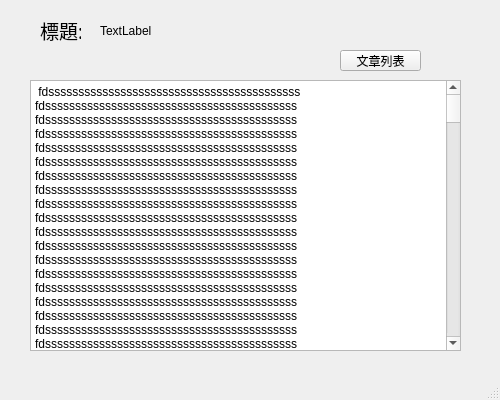
Qt form articleContentUI.ui (jychen0611/SWProject) before a commit.
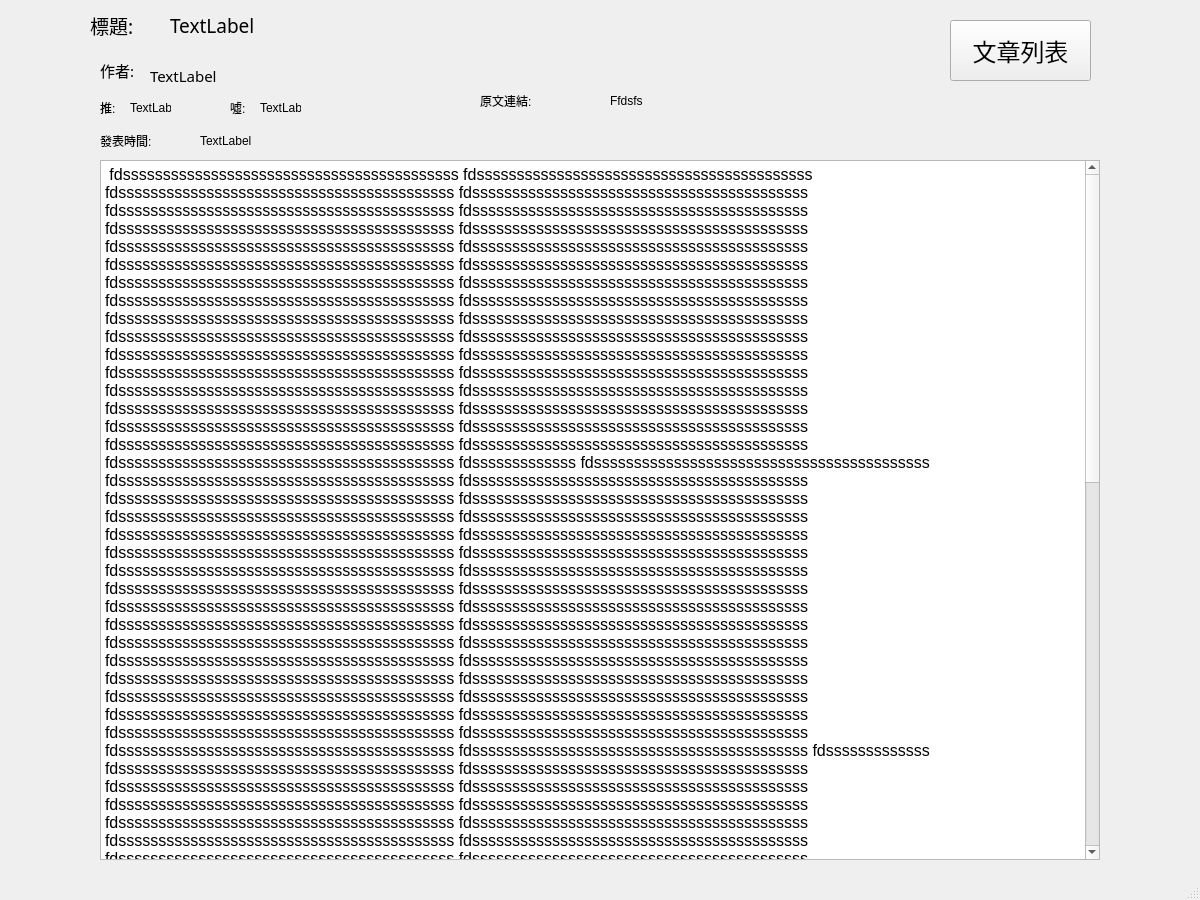
The same form after that commit.

```diff
--- a/articleContentUI.ui
+++ b/articleContentUI.ui
@@ -6,8 +6,8 @@
    <rect>
     <x>0</x>
     <y>0</y>
-    <width>500</width>
-    <height>400</height>
+    <width>1200</width>
+    <height>900</height>
    </rect>
   </property>
   <property name="windowTitle">
@@ -17,10 +17,10 @@
    <widget class="QTextBrowser" name="textBrowser">
     <property name="geometry">
      <rect>
-      <x>30</x>
-      <y>80</y>
-      <width>431</width>
-      <height>271</height>
+      <x>100</x>
+      <y>160</y>
+      <width>1000</width>
+      <height>700</height>
      </rect>
     </property>
     <property name="html">
@@ -28,18 +28,24 @@
 &lt;html&gt;&lt;head&gt;&lt;meta name=&quot;qrichtext&quot; content=&quot;1&quot; /&gt;&lt;style type=&quot;text/css&quot;&gt;
 p, li { white-space: pre-wrap; }
 &lt;/style&gt;&lt;/head&gt;&lt;body style=&quot; font-family:'PMingLiU'; font-size:9pt; font-weight:400; font-style:normal;&quot;&gt;
-&lt;p style=&quot; margin-top:0px; margin-bottom:0px; margin-left:0px; margin-right:0px; -qt-block-indent:0; text-indent:0px;&quot;&gt; fdssssssssssssssssssssssssssssssssssssssssss fdssssssssssssssssssssssssssssssssssssssssss fdssssssssssssssssssssssssssssssssssssssssss fdssssssssssssssssssssssssssssssssssssssssss fdssssssssssssssssssssssssssssssssssssssssss fdssssssssssssssssssssssssssssssssssssssssss fdssssssssssssssssssssssssssssssssssssssssss fdssssssssssssssssssssssssssssssssssssssssss fdssssssssssssssssssssssssssssssssssssssssss fdssssssssssssssssssssssssssssssssssssssssss fdssssssssssssssssssssssssssssssssssssssssss fdssssssssssssssssssssssssssssssssssssssssss fdssssssssssssssssssssssssssssssssssssssssss fdssssssssssssssssssssssssssssssssssssssssss fdssssssssssssssssssssssssssssssssssssssssss fdssssssssssssssssssssssssssssssssssssssssss fdssssssssssssssssssssssssssssssssssssssssss fdssssssssssssssssssssssssssssssssssssssssss fdssssssssssssssssssssssssssssssssssssssssss fdssssssssssssssssssssssssssssssssssssssssss fdssssssssssssssssssssssssssssssssssssssssss fdssssssssssssssssssssssssssssssssssssssssss fdssssssssssssssssssssssssssssssssssssssssss fdssssssssssssssssssssssssssssssssssssssssss fdssssssssssssssssssssssssssssssssssssssssss fdssssssssssssssssssssssssssssssssssssssssss fdssssssssssssssssssssssssssssssssssssssssss fdssssssssssssssssssssssssssssssssssssssssss fdssssssssssssssssssssssssssssssssssssssssss fdssssssssssssssssssssssssssssssssssssssssss fdssssssssssssssssssssssssssssssssssssssssss fdssssssssssssssssssssssssssssssssssssssssss fdssssssssssssssssssssssssssssssssssssssssss fdsssssssssssss fdssssssssssssssssssssssssssssssssssssssssss fdssssssssssssssssssssssssssssssssssssssssss fdssssssssssssssssssssssssssssssssssssssssss fdssssssssssssssssssssssssssssssssssssssssss fdssssssssssssssssssssssssssssssssssssssssss fdssssssssssssssssssssssssssssssssssssssssss fdssssssssssssssssssssssssssssssssssssssssss fdssssssssssssssssssssssssssssssssssssssssss fdssssssssssssssssssssssssssssssssssssssssss fdssssssssssssssssssssssssssssssssssssssssss fdssssssssssssssssssssssssssssssssssssssssss fdssssssssssssssssssssssssssssssssssssssssss fdssssssssssssssssssssssssssssssssssssssssss fdssssssssssssssssssssssssssssssssssssssssss fdssssssssssssssssssssssssssssssssssssssssss fdssssssssssssssssssssssssssssssssssssssssss fdssssssssssssssssssssssssssssssssssssssssss fdssssssssssssssssssssssssssssssssssssssssss fdssssssssssssssssssssssssssssssssssssssssss fdssssssssssssssssssssssssssssssssssssssssss fdssssssssssssssssssssssssssssssssssssssssss fdssssssssssssssssssssssssssssssssssssssssss fdssssssssssssssssssssssssssssssssssssssssss fdssssssssssssssssssssssssssssssssssssssssss fdssssssssssssssssssssssssssssssssssssssssss fdssssssssssssssssssssssssssssssssssssssssss fdssssssssssssssssssssssssssssssssssssssssss fdssssssssssssssssssssssssssssssssssssssssss fdssssssssssssssssssssssssssssssssssssssssss fdssssssssssssssssssssssssssssssssssssssssss fdssssssssssssssssssssssssssssssssssssssssss fdssssssssssssssssssssssssssssssssssssssssss fdssssssssssssssssssssssssssssssssssssssssss fdsssssssssssss fdssssssssssssssssssssssssssssssssssssssssss fdssssssssssssssssssssssssssssssssssssssssss fdssssssssssssssssssssssssssssssssssssssssss fdssssssssssssssssssssssssssssssssssssssssss fdssssssssssssssssssssssssssssssssssssssssss fdssssssssssssssssssssssssssssssssssssssssss fdssssssssssssssssssssssssssssssssssssssssss fdssssssssssssssssssssssssssssssssssssssssss fdssssssssssssssssssssssssssssssssssssssssss fdssssssssssssssssssssssssssssssssssssssssss fdssssssssssssssssssssssssssssssssssssssssss fdssssssssssssssssssssssssssssssssssssssssss fdssssssssssssssssssssssssssssssssssssssssss fdssssssssssssssssssssssssssssssssssssssssss fdssssssssssssssssssssssssssssssssssssssssss fdssssssssssssssssssssssssssssssssssssssssss fdssssssssssssssssssssssssssssssssssssssssss fdssssssssssssssssssssssssssssssssssssssssss fdssssssssssssssssssssssssssssssssssssssssss fdssssssssssssssssssssssssssssssssssssssssss fdssssssssssssssssssssssssssssssssssssssssss fdssssssssssssssssssssssssssssssssssssssssss fdssssssssssssssssssssssssssssssssssssssssss fdssssssssssssssssssssssssssssssssssssssssss fdssssssssssssssssssssssssssssssssssssssssss fdssssssssssssssssssssssssssssssssssssssssss fdssssssssssssssssssssssssssssssssssssssssss fdssssssssssssssssssssssssssssssssssssssssss fdssssssssssssssssssssssssssssssssssssssssss fdssssssssssssssssssssssssssssssssssssssssss fdssssssssssssssssssssssssssssssssssssssssss fdssssssssssssssssssssssssssssssssssssssssss fdssssssssssssssssssssssssssssssssssssssssss fdsssssssssssss fdssssssssssssssssssssssssssssssssssssssssss fdssssssssssssssssssssssssssssssssssssssssss fdssssssssssssssssssssssssssssssssssssssssss fdssssssssssssssssssssssssssssssssssssssssss fdssssssssssssssssssssssssssssssssssssssssss fdssssssssssssssssssssssssssssssssssssssssss fdssssssssssssssssssssssssssssssssssssssssss fdssssssssssssssssssssssssssssssssssssssssss fdssssssssssssssssssssssssssssssssssssssssss fdssssssssssssssssssssssssssssssssssssssssss fdssssssssssssssssssssssssssssssssssssssssss fdssssssssssssssssssssssssssssssssssssssssss fdssssssssssssssssssssssssssssssssssssssssss fdssssssssssssssssssssssssssssssssssssssssss fdssssssssssssssssssssssssssssssssssssssssss fdssssssssssssssssssssssssssssssssssssssssss fdssssssssssssssssssssssssssssssssssssssssss fdssssssssssssssssssssssssssssssssssssssssss fdssssssssssssssssssssssssssssssssssssssssss fdssssssssssssssssssssssssssssssssssssssssss fdssssssssssssssssssssssssssssssssssssssssss fdssssssssssssssssssssssssssssssssssssssssss fdssssssssssssssssssssssssssssssssssssssssss fdssssssssssssssssssssssssssssssssssssssssss fdssssssssssssssssssssssssssssssssssssssssss fdssssssssssssssssssssssssssssssssssssssssss fdssssssssssssssssssssssssssssssssssssssssss fdssssssssssssssssssssssssssssssssssssssssss fdssssssssssssssssssssssssssssssssssssssssss fdssssssssssssssssssssssssssssssssssssssssss fdssssssssssssssssssssssssssssssssssssssssss fdssssssssssssssssssssssssssssssssssssssssss fdssssssssssssssssssssssssssssssssssssssssss fdsssssssssssss fdssssssssssssssssssssssssssssssssssssssssss fdssssssssssssssssssssssssssssssssssssssssss fdssssssssssssssssssssssssssssssssssssssssss fdssssssssssssssssssssssssssssssssssssssssss fdssssssssssssssssssssssssssssssssssssssssss fdssssssssssssssssssssssssssssssssssssssssss fdssssssssssssssssssssssssssssssssssssssssss fdssssssssssssssssssssssssssssssssssssssssss fdssssssssssssssssssssssssssssssssssssssssss fdssssssssssssssssssssssssssssssssssssssssss fdssssssssssssssssssssssssssssssssssssssssss fdssssssssssssssssssssssssssssssssssssssssss fdssssssssssssssssssssssssssssssssssssssssss fdssssssssssssssssssssssssssssssssssssssssss fdssssssssssssssssssssssssssssssssssssssssss fdssssssssssssssssssssssssssssssssssssssssss fdssssssssssssssssssssssssssssssssssssssssss fdssssssssssssssssssssssssssssssssssssssssss fdssssssssssssssssssssssssssssssssssssssssss fdssssssssssssssssssssssssssssssssssssssssss fdssssssssssssssssssssssssssssssssssssssssss fdssssssssssssssssssssssssssssssssssssssssss fdssssssssssssssssssssssssssssssssssssssssss fdssssssssssssssssssssssssssssssssssssssssss fdssssssssssssssssssssssssssssssssssssssssss fdssssssssssssssssssssssssssssssssssssssssss fdssssssssssssssssssssssssssssssssssssssssss fdssssssssssssssssssssssssssssssssssssssssss fdssssssssssssssssssssssssssssssssssssssssss fdssssssssssssssssssssssssssssssssssssssssss fdssssssssssssssssssssssssssssssssssssssssss fdssssssssssssssssssssssssssssssssssssssssss fdssssssssssssssssssssssssssssssssssssssssss fdssssssssssssssssssssssssssssssssssssssssss fdssssssssssssssssssssssssssssssssssssssssss&lt;/p&gt;&lt;/body&gt;&lt;/html&gt;</string>
+&lt;p style=&quot; margin-top:0px; margin-bottom:0px; margin-left:0px; margin-right:0px; -qt-block-indent:0; text-indent:0px;&quot;&gt;&lt;span style=&quot; font-size:12pt;&quot;&gt; fdssssssssssssssssssssssssssssssssssssssssss fdssssssssssssssssssssssssssssssssssssssssss fdssssssssssssssssssssssssssssssssssssssssss fdssssssssssssssssssssssssssssssssssssssssss fdssssssssssssssssssssssssssssssssssssssssss fdssssssssssssssssssssssssssssssssssssssssss fdssssssssssssssssssssssssssssssssssssssssss fdssssssssssssssssssssssssssssssssssssssssss fdssssssssssssssssssssssssssssssssssssssssss fdssssssssssssssssssssssssssssssssssssssssss fdssssssssssssssssssssssssssssssssssssssssss fdssssssssssssssssssssssssssssssssssssssssss fdssssssssssssssssssssssssssssssssssssssssss fdssssssssssssssssssssssssssssssssssssssssss fdssssssssssssssssssssssssssssssssssssssssss fdssssssssssssssssssssssssssssssssssssssssss fdssssssssssssssssssssssssssssssssssssssssss fdssssssssssssssssssssssssssssssssssssssssss fdssssssssssssssssssssssssssssssssssssssssss fdssssssssssssssssssssssssssssssssssssssssss fdssssssssssssssssssssssssssssssssssssssssss fdssssssssssssssssssssssssssssssssssssssssss fdssssssssssssssssssssssssssssssssssssssssss fdssssssssssssssssssssssssssssssssssssssssss fdssssssssssssssssssssssssssssssssssssssssss fdssssssssssssssssssssssssssssssssssssssssss fdssssssssssssssssssssssssssssssssssssssssss fdssssssssssssssssssssssssssssssssssssssssss fdssssssssssssssssssssssssssssssssssssssssss fdssssssssssssssssssssssssssssssssssssssssss fdssssssssssssssssssssssssssssssssssssssssss fdssssssssssssssssssssssssssssssssssssssssss fdssssssssssssssssssssssssssssssssssssssssss fdsssssssssssss fdssssssssssssssssssssssssssssssssssssssssss fdssssssssssssssssssssssssssssssssssssssssss fdssssssssssssssssssssssssssssssssssssssssss fdssssssssssssssssssssssssssssssssssssssssss fdssssssssssssssssssssssssssssssssssssssssss fdssssssssssssssssssssssssssssssssssssssssss fdssssssssssssssssssssssssssssssssssssssssss fdssssssssssssssssssssssssssssssssssssssssss fdssssssssssssssssssssssssssssssssssssssssss fdssssssssssssssssssssssssssssssssssssssssss fdssssssssssssssssssssssssssssssssssssssssss fdssssssssssssssssssssssssssssssssssssssssss fdssssssssssssssssssssssssssssssssssssssssss fdssssssssssssssssssssssssssssssssssssssssss fdssssssssssssssssssssssssssssssssssssssssss fdssssssssssssssssssssssssssssssssssssssssss fdssssssssssssssssssssssssssssssssssssssssss fdssssssssssssssssssssssssssssssssssssssssss fdssssssssssssssssssssssssssssssssssssssssss fdssssssssssssssssssssssssssssssssssssssssss fdssssssssssssssssssssssssssssssssssssssssss fdssssssssssssssssssssssssssssssssssssssssss fdssssssssssssssssssssssssssssssssssssssssss fdssssssssssssssssssssssssssssssssssssssssss fdssssssssssssssssssssssssssssssssssssssssss fdssssssssssssssssssssssssssssssssssssssssss fdssssssssssssssssssssssssssssssssssssssssss fdssssssssssssssssssssssssssssssssssssssssss fdssssssssssssssssssssssssssssssssssssssssss fdssssssssssssssssssssssssssssssssssssssssss fdssssssssssssssssssssssssssssssssssssssssss fdssssssssssssssssssssssssssssssssssssssssss fdssssssssssssssssssssssssssssssssssssssssss fdsssssssssssss fdssssssssssssssssssssssssssssssssssssssssss fdssssssssssssssssssssssssssssssssssssssssss fdssssssssssssssssssssssssssssssssssssssssss fdssssssssssssssssssssssssssssssssssssssssss fdssssssssssssssssssssssssssssssssssssssssss fdssssssssssssssssssssssssssssssssssssssssss fdssssssssssssssssssssssssssssssssssssssssss fdssssssssssssssssssssssssssssssssssssssssss fdssssssssssssssssssssssssssssssssssssssssss fdssssssssssssssssssssssssssssssssssssssssss fdssssssssssssssssssssssssssssssssssssssssss fdssssssssssssssssssssssssssssssssssssssssss fdssssssssssssssssssssssssssssssssssssssssss fdssssssssssssssssssssssssssssssssssssssssss fdssssssssssssssssssssssssssssssssssssssssss fdssssssssssssssssssssssssssssssssssssssssss fdssssssssssssssssssssssssssssssssssssssssss fdssssssssssssssssssssssssssssssssssssssssss fdssssssssssssssssssssssssssssssssssssssssss fdssssssssssssssssssssssssssssssssssssssssss fdssssssssssssssssssssssssssssssssssssssssss fdssssssssssssssssssssssssssssssssssssssssss fdssssssssssssssssssssssssssssssssssssssssss fdssssssssssssssssssssssssssssssssssssssssss fdssssssssssssssssssssssssssssssssssssssssss fdssssssssssssssssssssssssssssssssssssssssss fdssssssssssssssssssssssssssssssssssssssssss fdssssssssssssssssssssssssssssssssssssssssss fdssssssssssssssssssssssssssssssssssssssssss fdssssssssssssssssssssssssssssssssssssssssss fdssssssssssssssssssssssssssssssssssssssssss fdssssssssssssssssssssssssssssssssssssssssss fdssssssssssssssssssssssssssssssssssssssssss fdsssssssssssss fdssssssssssssssssssssssssssssssssssssssssss fdssssssssssssssssssssssssssssssssssssssssss fdssssssssssssssssssssssssssssssssssssssssss fdssssssssssssssssssssssssssssssssssssssssss fdssssssssssssssssssssssssssssssssssssssssss fdssssssssssssssssssssssssssssssssssssssssss fdssssssssssssssssssssssssssssssssssssssssss fdssssssssssssssssssssssssssssssssssssssssss fdssssssssssssssssssssssssssssssssssssssssss fdssssssssssssssssssssssssssssssssssssssssss fdssssssssssssssssssssssssssssssssssssssssss fdssssssssssssssssssssssssssssssssssssssssss fdssssssssssssssssssssssssssssssssssssssssss fdssssssssssssssssssssssssssssssssssssssssss fdssssssssssssssssssssssssssssssssssssssssss fdssssssssssssssssssssssssssssssssssssssssss fdssssssssssssssssssssssssssssssssssssssssss fdssssssssssssssssssssssssssssssssssssssssss fdssssssssssssssssssssssssssssssssssssssssss fdssssssssssssssssssssssssssssssssssssssssss fdssssssssssssssssssssssssssssssssssssssssss fdssssssssssssssssssssssssssssssssssssssssss fdssssssssssssssssssssssssssssssssssssssssss fdssssssssssssssssssssssssssssssssssssssssss fdssssssssssssssssssssssssssssssssssssssssss fdssssssssssssssssssssssssssssssssssssssssss fdssssssssssssssssssssssssssssssssssssssssss fdssssssssssssssssssssssssssssssssssssssssss fdssssssssssssssssssssssssssssssssssssssssss fdssssssssssssssssssssssssssssssssssssssssss fdssssssssssssssssssssssssssssssssssssssssss fdssssssssssssssssssssssssssssssssssssssssss fdssssssssssssssssssssssssssssssssssssssssss fdsssssssssssss fdssssssssssssssssssssssssssssssssssssssssss fdssssssssssssssssssssssssssssssssssssssssss fdssssssssssssssssssssssssssssssssssssssssss fdssssssssssssssssssssssssssssssssssssssssss fdssssssssssssssssssssssssssssssssssssssssss fdssssssssssssssssssssssssssssssssssssssssss fdssssssssssssssssssssssssssssssssssssssssss fdssssssssssssssssssssssssssssssssssssssssss fdssssssssssssssssssssssssssssssssssssssssss fdssssssssssssssssssssssssssssssssssssssssss fdssssssssssssssssssssssssssssssssssssssssss fdssssssssssssssssssssssssssssssssssssssssss fdssssssssssssssssssssssssssssssssssssssssss fdssssssssssssssssssssssssssssssssssssssssss fdssssssssssssssssssssssssssssssssssssssssss fdssssssssssssssssssssssssssssssssssssssssss fdssssssssssssssssssssssssssssssssssssssssss fdssssssssssssssssssssssssssssssssssssssssss fdssssssssssssssssssssssssssssssssssssssssss fdssssssssssssssssssssssssssssssssssssssssss fdssssssssssssssssssssssssssssssssssssssssss fdssssssssssssssssssssssssssssssssssssssssss fdssssssssssssssssssssssssssssssssssssssssss fdssssssssssssssssssssssssssssssssssssssssss fdssssssssssssssssssssssssssssssssssssssssss fdssssssssssssssssssssssssssssssssssssssssss fdssssssssssssssssssssssssssssssssssssssssss fdssssssssssssssssssssssssssssssssssssssssss fdssssssssssssssssssssssssssssssssssssssssss fdssssssssssssssssssssssssssssssssssssssssss fdssssssssssssssssssssssssssssssssssssssssss fdssssssssssssssssssssssssssssssssssssssssss fdssssssssssssssssssssssssssssssssssssssssss fdssssssssssssssssssssssssssssssssssssssssss fdssssssssssssssssssssssssssssssssssssssssss&lt;/span&gt;&lt;/p&gt;&lt;/body&gt;&lt;/html&gt;</string>
     </property>
    </widget>
    <widget class="QPushButton" name="pushButton">
     <property name="geometry">
      <rect>
-      <x>340</x>
-      <y>50</y>
-      <width>81</width>
-      <height>21</height>
+      <x>950</x>
+      <y>20</y>
+      <width>141</width>
+      <height>61</height>
      </rect>
     </property>
+    <property name="font">
+     <font>
+      <family>3ds Light</family>
+      <pointsize>18</pointsize>
+     </font>
+    </property>
     <property name="text">
      <string>文章列表</string>
     </property>
@@ -47,10 +53,10 @@
    <widget class="QLabel" name="label_2">
     <property name="geometry">
      <rect>
-      <x>40</x>
-      <y>20</y>
-      <width>41</width>
-      <height>21</height>
+      <x>90</x>
+      <y>0</y>
+      <width>61</width>
+      <height>51</height>
      </rect>
     </property>
     <property name="font">
@@ -66,16 +72,164 @@
    <widget class="QLabel" name="label_title">
     <property name="geometry">
      <rect>
+      <x>170</x>
+      <y>10</y>
+      <width>691</width>
+      <height>31</height>
+     </rect>
+    </property>
+    <property name="font">
+     <font>
+      <family>3ds Light</family>
+      <pointsize>14</pointsize>
+     </font>
+    </property>
+    <property name="text">
+     <string>TextLabel</string>
+    </property>
+   </widget>
+   <widget class="QLabel" name="label">
+    <property name="geometry">
+     <rect>
       <x>100</x>
-      <y>20</y>
-      <width>181</width>
+      <y>100</y>
+      <width>21</width>
+      <height>16</height>
+     </rect>
+    </property>
+    <property name="text">
+     <string>推:</string>
+    </property>
+   </widget>
+   <widget class="QLabel" name="label_3">
+    <property name="geometry">
+     <rect>
+      <x>230</x>
+      <y>100</y>
+      <width>21</width>
+      <height>16</height>
+     </rect>
+    </property>
+    <property name="text">
+     <string>噓:</string>
+    </property>
+   </widget>
+   <widget class="QLabel" name="label_good">
+    <property name="geometry">
+     <rect>
+      <x>130</x>
+      <y>100</y>
+      <width>41</width>
+      <height>16</height>
+     </rect>
+    </property>
+    <property name="text">
+     <string>TextLabel</string>
+    </property>
+   </widget>
+   <widget class="QLabel" name="label_boo">
+    <property name="geometry">
+     <rect>
+      <x>260</x>
+      <y>100</y>
+      <width>41</width>
+      <height>16</height>
+     </rect>
+    </property>
+    <property name="text">
+     <string>TextLabel</string>
+    </property>
+   </widget>
+   <widget class="QLabel" name="label_4">
+    <property name="geometry">
+     <rect>
+      <x>100</x>
+      <y>60</y>
+      <width>61</width>
       <height>21</height>
      </rect>
     </property>
+    <property name="font">
+     <font>
+      <family>3ds Light</family>
+      <pointsize>11</pointsize>
+     </font>
+    </property>
     <property name="text">
+     <string>作者:</string>
+    </property>
+   </widget>
+   <widget class="QLabel" name="label_author">
+    <property name="geometry">
+     <rect>
+      <x>150</x>
+      <y>60</y>
+      <width>261</width>
+      <height>31</height>
+     </rect>
+    </property>
+    <property name="font">
+     <font>
+      <family>3ds Light</family>
+      <pointsize>11</pointsize>
+     </font>
+    </property>
+    <property name="text">
      <string>TextLabel</string>
     </property>
    </widget>
+   <widget class="QLabel" name="label_7">
+    <property name="geometry">
+     <rect>
+      <x>100</x>
+      <y>130</y>
+      <width>71</width>
+      <height>21</height>
+     </rect>
+    </property>
+    <property name="text">
+     <string>發表時間:</string>
+    </property>
+   </widget>
+   <widget class="QLabel" name="label_date">
+    <property name="geometry">
+     <rect>
+      <x>200</x>
+      <y>130</y>
+      <width>311</width>
+      <height>21</height>
+     </rect>
+    </property>
+    <property name="text">
+     <string>TextLabel</string>
+    </property>
+   </widget>
+   <widget class="QLabel" name="label_9">
+    <property name="geometry">
+     <rect>
+      <x>480</x>
+      <y>90</y>
+      <width>91</width>
+      <height>21</height>
+     </rect>
+    </property>
+    <property name="text">
+     <string>原文連結:</string>
+    </property>
+   </widget>
+   <widget class="QLabel" name="label_url">
+    <property name="geometry">
+     <rect>
+      <x>610</x>
+      <y>90</y>
+      <width>481</width>
+      <height>21</height>
+     </rect>
+    </property>
+    <property name="text">
+     <string>Ffdsfs</string>
+    </property>
+   </widget>
   </widget>
   <widget class="QMenuBar" name="menubar">
    <property name="geometry">
```
Left out of the diff: 2 changed lines with no effect on the pictures.
